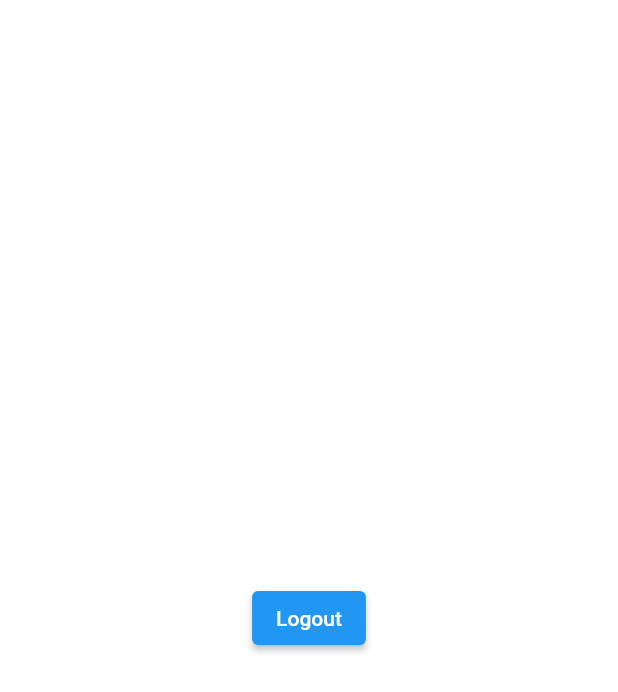
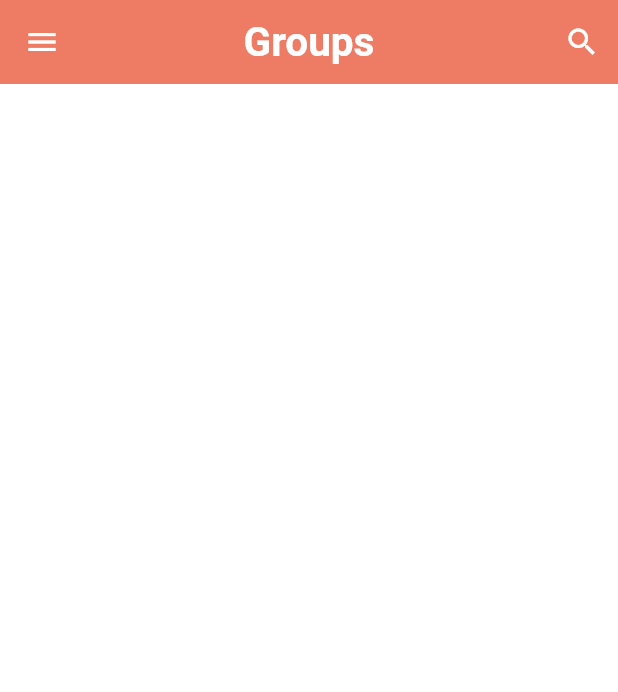
Before and after one commit to MortezaRg/ChatApp, a Flutter app: the HomePage screen opened directly, on a phone screen of 412 x 824 dp. Shown: the top 692 px of the screen. Run offline on Flutter 3.47's test engine with Material 2 defaults, Android fonts, the phone set to English and light mode, and no system bars; our stand-ins replace cloud_firestore, firebase_auth, firebase_core, shared_preferences; accounts and stored records are empty.

Commit message:
Designing Home Page UI

```diff
--- a/lib/helper/helper_function.dart
+++ b/lib/helper/helper_function.dart
@@ -26,4 +26,12 @@ class HelperFunctions {
     SharedPreferences sf = await SharedPreferences.getInstance();
     return sf.getBool(userLoggedInKey);
   }
+  static Future<String?> getUserEmailFromSF() async{
+    SharedPreferences sf = await SharedPreferences.getInstance();
+    return sf.getString(userEmailKey);
+  }
+  static Future<String?> getUserNameFromSF() async{
+    SharedPreferences sf = await SharedPreferences.getInstance();
+    return sf.getString(userNameKey);
+  }
 }
--- a/lib/pages/home_page.dart
+++ b/lib/pages/home_page.dart
@@ -1,4 +1,9 @@
+import 'package:chatapp/helper/helper_function.dart';
+import 'package:chatapp/pages/auth/login_page.dart';
+import 'package:chatapp/pages/profile_page.dart';
+import 'package:chatapp/pages/search_page.dart';
 import 'package:chatapp/service/auth_service.dart';
+import 'package:chatapp/widgets/widgets.dart';
 import 'package:flutter/material.dart';
 
 class HomePage extends StatefulWidget {
@@ -9,13 +14,130 @@ class HomePage extends StatefulWidget {
 }
 
 class _HomePageState extends State<HomePage> {
+  String userName = "";
+  String email = "";
   AuthService authService = AuthService();
+
+  @override
+  void initState() {
+    // TODO: implement initState
+    super.initState();
+    gettingUserData();
+  }
+
+  gettingUserData() async {
+    await HelperFunctions.getUserEmailFromSF().then((value) {
+      setState(() {
+        email = value!;
+      });
+    });
+
+    await HelperFunctions.getUserNameFromSF().then((value) {
+      setState(() {
+        userName = value!;
+      });
+    });
+  }
+
   @override
   Widget build(BuildContext context) {
     return Scaffold(
-      body: Center(child: ElevatedButton(child: Text("Logout"),onPressed: (){
-        authService.signOut();
-      },)),
+      appBar: AppBar(
+        actions: [
+          IconButton(
+              onPressed: () {
+                nextScreen(context, const SearchPage());
+              },
+              icon: const Icon(Icons.search))
+        ],
+        elevation: 0,
+        centerTitle: true,
+        backgroundColor: Theme.of(context).primaryColor,
+        title: const Text(
+          "Groups",
+          style: TextStyle(
+              color: Colors.white, fontSize: 27, fontWeight: FontWeight.bold),
+        ),
+      ),
+      drawer: Drawer(
+        child: ListView(
+          padding: const EdgeInsets.symmetric(vertical: 50),
+          children: <Widget>[
+            Icon(Icons.account_circle, size: 150, color: Colors.grey[700]),
+            const SizedBox(
+              height: 15,
+            ),
+            Text(
+              userName,
+              textAlign: TextAlign.center,
+              style: const TextStyle(fontWeight: FontWeight.bold),
+            ),
+            const SizedBox(
+              height: 30,
+            ),
+            const Divider(
+              height: 2,
+            ),
+            ListTile(
+              onTap: () {},
+              selectedColor: Theme.of(context).primaryColor,
+              selected: true,
+              contentPadding:
+                  const EdgeInsets.symmetric(horizontal: 20, vertical: 5),
+              leading: const Icon(Icons.group),
+              title:
+                  const Text("Groups", style: TextStyle(color: Colors.black)),
+            ),
+            ListTile(
+              onTap: () {
+                nextScreen(context, const ProfilePage());
+              },
+              contentPadding:
+                  const EdgeInsets.symmetric(horizontal: 20, vertical: 5),
+              leading: const Icon(Icons.person),
+              title:
+                  const Text("Profile", style: TextStyle(color: Colors.black)),
+            ),
+            ListTile(
+              onTap: () async {
+                showDialog(
+                  barrierDismissible: false,
+                    context: context,
+                    builder: (context) {
+                      return AlertDialog(
+                        title: const Text("Logout"),
+                        content: const Text("Are you sure you want to logout?"),
+                        actions: [
+                          IconButton(
+                              onPressed: () {
+                                Navigator.pop(context);
+                              },
+                              icon: const Icon(
+                                Icons.cancel,
+                                color: Colors.red,
+                              )),
+                          IconButton(
+                              onPressed: () async{
+                                await authService.signOut();
+                                Navigator.of(context).pushAndRemoveUntil(MaterialPageRoute(builder: (context)=> const LoginPage()), (route) => false);
+                              },
+                              icon: const Icon(
+                                Icons.done,
+                                color: Colors.green,
+                              )),
+                        ],
+                      );
+                    });
+              },
+              contentPadding:
+                  const EdgeInsets.symmetric(horizontal: 20, vertical: 5),
+              leading: const Icon(Icons.exit_to_app),
+              title:
+                  const Text("Logout", style: TextStyle(color: Colors.black)),
+            ),
+          ],
+        ),
+      ),
     );
   }
 }
```
Also changed, not shown: lib/pages/profile_page.dart (added, +17 -0 lines), lib/pages/search_page.dart (added, +17 -0 lines).
